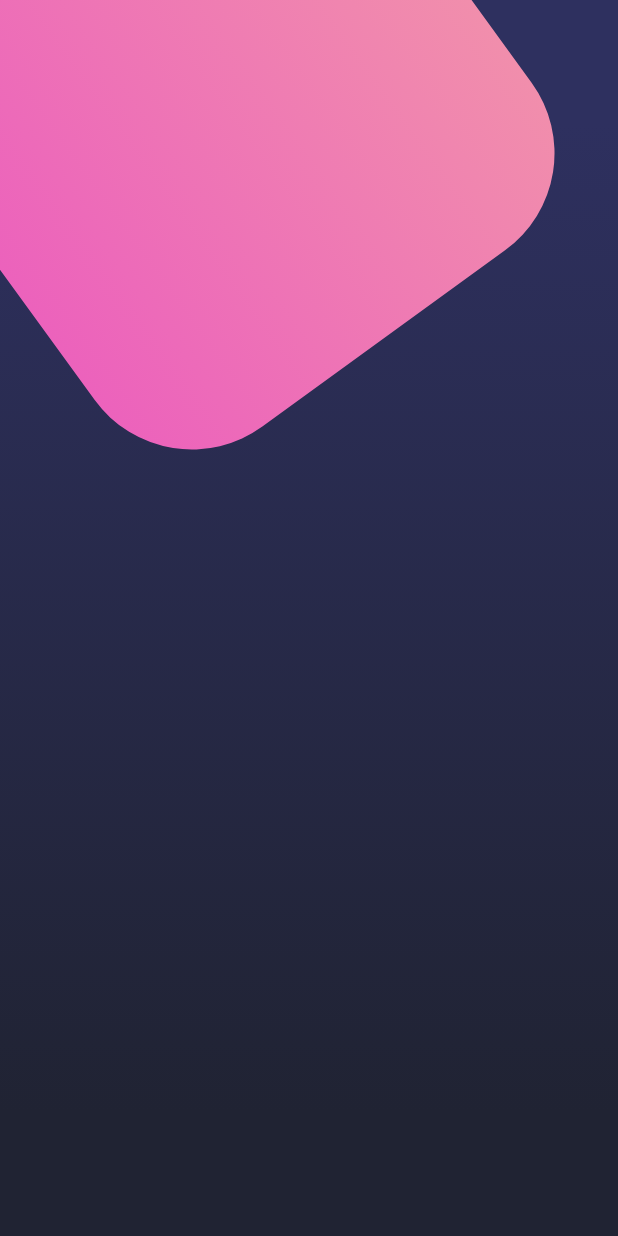
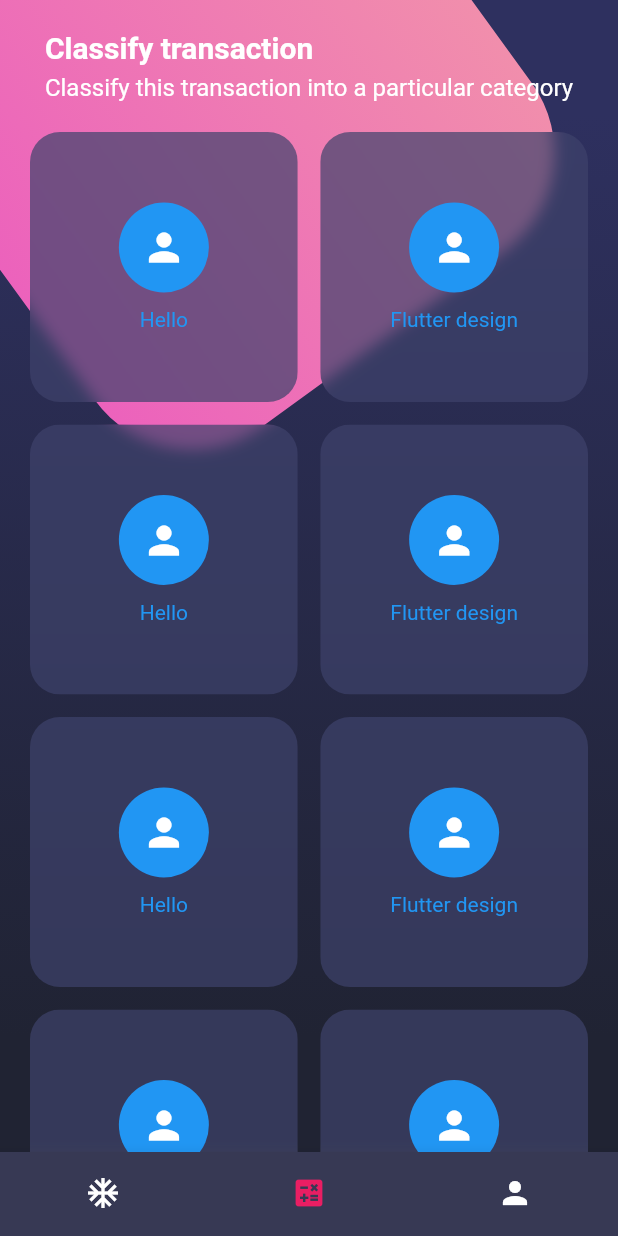
Before and after one commit to arnaugomez/designs_flutter_app, a Flutter app: the screen it shows after launch, on a phone screen of 412 x 824 dp. Run offline on Flutter 3.47's test engine with Material 2 defaults, Android fonts, the phone set to English and light mode, and no system bars.

Commit message:
finished design

```diff
--- a/lib/designs/home_screen.dart
+++ b/lib/designs/home_screen.dart
@@ -1,15 +1,36 @@
 import 'package:designs_flutter_app/widgets/background.dart';
+import 'package:designs_flutter_app/widgets/card_table.dart';
+import 'package:designs_flutter_app/widgets/custom_bottom_navigation_bar.dart';
+import 'package:designs_flutter_app/widgets/page_title.dart';
 import 'package:flutter/material.dart';
 
 class HomeScreen extends StatelessWidget {
-  const HomeScreen({ Key? key }) : super(key: key);
+  const HomeScreen({Key? key}) : super(key: key);
 
   @override
   Widget build(BuildContext context) {
     return Scaffold(
-      body: Stack(children: [
-        HomeScreenBackground()
-      ],),
+      backgroundColor: Colors.grey[800],
+      body: Stack(
+        children: [
+          HomeScreenBackground(),
+          _HomeBody(),
+        ],
+      ),
+      bottomNavigationBar: CustomBottomNavigationBar(),
     );
   }
 }
+
+class _HomeBody extends StatelessWidget {
+  const _HomeBody({Key? key}) : super(key: key);
+
+  @override
+  Widget build(BuildContext context) {
+    return SingleChildScrollView(
+      child: Column(
+        children: [PageTitle(), CardTable()],
+      ),
+    );
+  }
+}
--- a/lib/main.dart
+++ b/lib/main.dart
@@ -1,11 +1,13 @@
 import 'package:designs_flutter_app/designs/designs.dart';
 import 'package:flutter/material.dart';
+import 'package:flutter/services.dart';
 
 void main() => runApp(MyApp());
 
 class MyApp extends StatelessWidget {
   @override
   Widget build(BuildContext context) {
+    SystemChrome.setSystemUIOverlayStyle(SystemUiOverlayStyle.light);
     return MaterialApp(
         title: 'Designs App',
         debugShowCheckedModeBanner: false,
--- /dev/null
+++ b/lib/widgets/card_table.dart
@@ -0,0 +1,120 @@
+import 'dart:ui';
+
+import 'package:flutter/material.dart';
+
+class CardTable extends StatelessWidget {
+  const CardTable({Key? key}) : super(key: key);
+
+  @override
+  Widget build(BuildContext context) {
+    return Padding(
+      padding: const EdgeInsets.only(top: 20, bottom: 10, left: 20, right: 5),
+      child: Table(
+        children: [
+          TableRow(children: [
+            _SingleCard(title: "Hello"),
+            _SingleCard(title: "Flutter design")
+          ]),
+          TableRow(children: [
+            _SingleCard(title: "Hello"),
+            _SingleCard(title: "Flutter design")
+          ]),
+          TableRow(children: [
+            _SingleCard(title: "Hello"),
+            _SingleCard(title: "Flutter design")
+          ]),
+          TableRow(children: [
+            _SingleCard(title: "Hello"),
+            _SingleCard(title: "Flutter design")
+          ]),
+          TableRow(children: [
+            _SingleCard(title: "Hello"),
+            _SingleCard(title: "Flutter design")
+          ]),
+          TableRow(children: [
+            _SingleCard(title: "Hello"),
+            _SingleCard(title: "Flutter design")
+          ]),
+          TableRow(children: [
+            _SingleCard(title: "Hello"),
+            _SingleCard(title: "Flutter design")
+          ]),
+          TableRow(children: [
+            _SingleCard(title: "Hello"),
+            _SingleCard(title: "Flutter design")
+          ]),
+          TableRow(children: [
+            _SingleCard(title: "Hello"),
+            _SingleCard(title: "Flutter design")
+          ]),
+        ],
+      ),
+    );
+  }
+}
+
+class _SingleCard extends StatelessWidget {
+  _SingleCard(
+      {Key? key,
+      this.iconColor = Colors.blue,
+      this.iconData = Icons.person,
+      required this.title})
+      : super(key: key);
+  final Color iconColor;
+  final String title;
+  final IconData iconData;
+
+  @override
+  Widget build(BuildContext context) {
+    return Padding(
+      padding: EdgeInsets.only(right: 15, bottom: 15),
+      child: ClipRRect(
+        borderRadius: BorderRadius.circular(20),
+        child: BackdropFilter(
+          filter: ImageFilter.blur(sigmaX: 5, sigmaY: 5),
+          child: Container(
+            height: 180,
+            decoration: BoxDecoration(
+              color: Color.fromRGBO(62, 66, 107, 0.7),
+            ),
+            child: Column(
+              mainAxisAlignment: MainAxisAlignment.center,
+              children: [
+                _CardIcon(iconColor: iconColor, iconData: iconData),
+                SizedBox(height: 10),
+                Text(
+                  title,
+                  style: TextStyle(color: iconColor),
+                )
+              ],
+            ),
+          ),
+        ),
+      ),
+    );
+  }
+}
+
+class _CardIcon extends StatelessWidget {
+  const _CardIcon({
+    Key? key,
+    required this.iconColor,
+    required this.iconData,
+  }) : super(key: key);
+
+  final Color iconColor;
+  final IconData iconData;
+
+  @override
+  Widget build(BuildContext context) {
+    return CircleAvatar(
+      backgroundColor: iconColor,
+      radius: 30,
+      child: Icon(
+        iconData,
+        size: 30,
+        color: Colors.white,
+      ),
+    );
+  }
+}
--- /dev/null
+++ b/lib/widgets/custom_bottom_navigation_bar.dart
@@ -0,0 +1,22 @@
+import 'package:flutter/material.dart';
+
+class CustomBottomNavigationBar extends StatelessWidget {
+  const CustomBottomNavigationBar({Key? key}) : super(key: key);
+
+  @override
+  Widget build(BuildContext context) {
+    return BottomNavigationBar(
+      showSelectedLabels: false,
+      showUnselectedLabels: false,
+      selectedItemColor: Colors.pink,
+      backgroundColor: Color.fromRGBO(55, 57, 84, 1),
+      unselectedItemColor: Colors.white,
+      currentIndex: 1,
+      items: [
+        BottomNavigationBarItem(icon: Icon(Icons.ac_unit), label: "Option 1"),
+        BottomNavigationBarItem(icon: Icon(Icons.calculate), label: "Option 2"),
+        BottomNavigationBarItem(icon: Icon(Icons.person), label: "Usuarios"),
+      ],
+    );
+  }
+}
--- /dev/null
+++ b/lib/widgets/page_title.dart
@@ -0,0 +1,32 @@
+import 'package:flutter/material.dart';
+
+class PageTitle extends StatelessWidget {
+  const PageTitle({Key? key}) : super(key: key);
+
+  @override
+  Widget build(BuildContext context) {
+    return SafeArea(
+      bottom: false,
+      child: Container(
+        margin: EdgeInsets.only(left: 20, right: 20, top: 20),
+        child: Column(
+          crossAxisAlignment: CrossAxisAlignment.start,
+          children: [
+            Text(
+              "Classify transaction",
+              style: TextStyle(
+                  fontSize: 20,
+                  fontWeight: FontWeight.bold,
+                  color: Colors.white),
+            ),
+            SizedBox(height: 6),
+            Text(
+              "Classify this transaction into a particular category",
+              style: TextStyle(fontSize: 16, color: Colors.white),
+            ),
+          ],
+        ),
+      ),
+    );
+  }
+}
```
